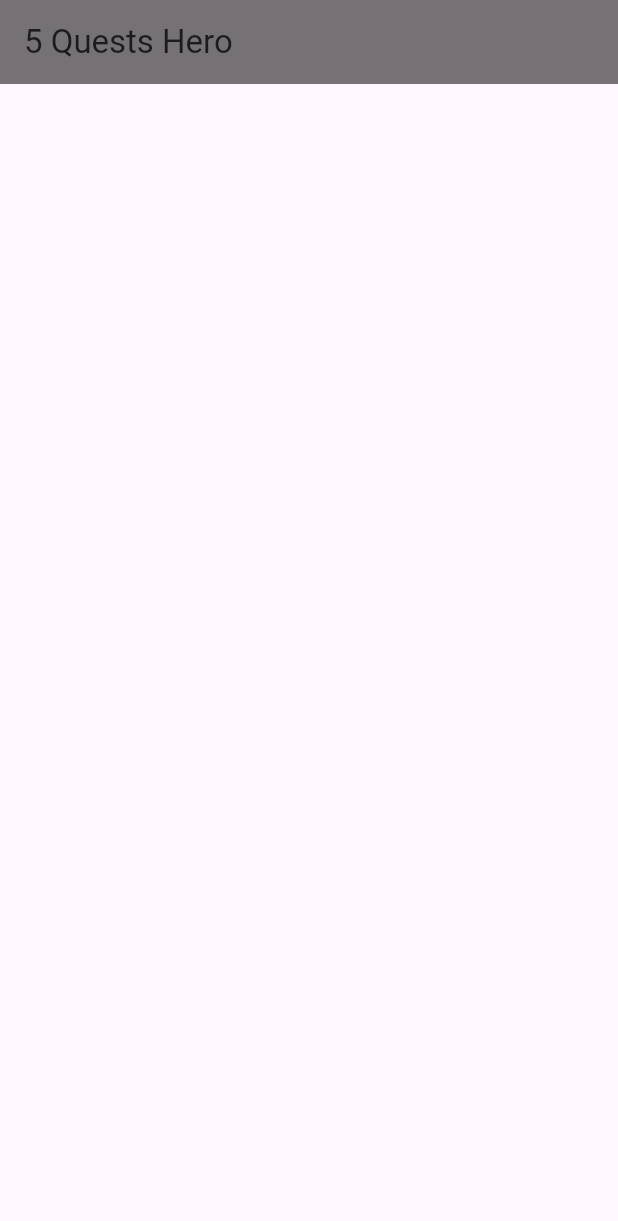
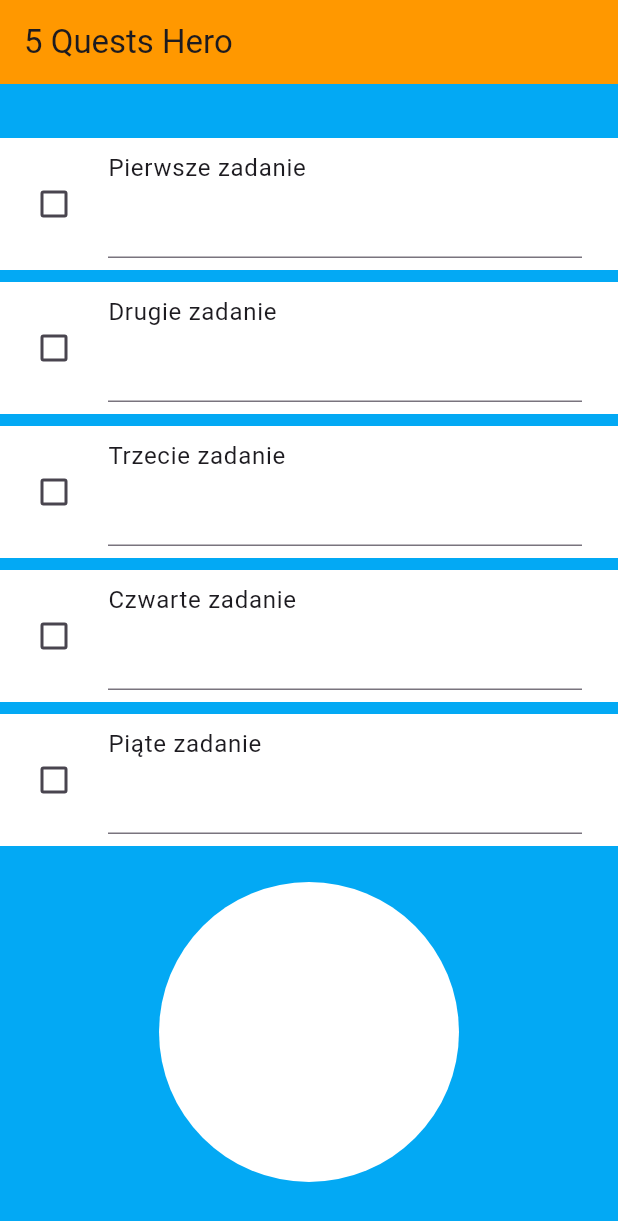
Before and after one commit to Maciej-6/five_quests, a Flutter app: the screen it shows after launch, on a phone screen of 412 x 824 dp. Shown: the top 1221 px of the screen. Run offline on Flutter 3.47's test engine with Material 3 defaults, Android fonts, the light colour scheme and no system bars.

Commit message:
first layout

```diff
--- a/lib/main.dart
+++ b/lib/main.dart
@@ -25,22 +25,118 @@ class MyHomePage extends StatefulWidget {
 }
 
 class _MyHomePageState extends State<MyHomePage> {
-  bool isChecked = false;
+  bool? firstQuest = false;
+  bool? secondQuest = false;
+  bool? thirdQuest = false;
+  bool? fourthQuest = false;
+  bool? fifthQuest = false;
+
   // bool checkBoxValue1 = false;
 
   @override
   Widget build(BuildContext context) {
     return Scaffold(
       appBar: AppBar(
-        backgroundColor: Colors.black54,
+        backgroundColor: Colors.orange,
         title: Text(widget.title),
       ),
+      backgroundColor: Colors.lightBlue,
       body: Center(
         child: Column(
           mainAxisAlignment: MainAxisAlignment.center,
-          children: <Widget>[
-            Row(
-              children: [],
+          children: [
+            CheckboxListTile(
+              title: Text("Pierwsze zadanie"),
+              subtitle: Container(
+                child: TextField(),
+              ),
+              value: firstQuest,
+              onChanged: (bool? value) {
+                setState(() {
+                  firstQuest = value;
+                });
+              },
+              activeColor: Colors.orange,
+              checkColor: Colors.white,
+              controlAffinity: ListTileControlAffinity.leading,
+              tileColor: Colors.white,
+            ),
+            const SizedBox(height: 8),
+            CheckboxListTile(
+              title: Text("Drugie zadanie"),
+              subtitle: Container(
+                child: TextField(),
+              ),
+              value: secondQuest,
+              onChanged: (bool? value) {
+                setState(() {
+                  secondQuest = value;
+                });
+              },
+              activeColor: Colors.orange,
+              checkColor: Colors.white,
+              controlAffinity: ListTileControlAffinity.leading,
+              tileColor: Colors.white,
+            ),
+            const SizedBox(height: 8),
+            CheckboxListTile(
+              title: Text("Trzecie zadanie"),
+              subtitle: Container(
+                child: TextField(),
+              ),
+              value: thirdQuest,
+              onChanged: (bool? value) {
+                setState(() {
+                  thirdQuest = value;
+                });
+              },
+              activeColor: Colors.orange,
+              checkColor: Colors.white,
+              controlAffinity: ListTileControlAffinity.leading,
+              tileColor: Colors.white,
+            ),
+            const SizedBox(height: 8),
+            CheckboxListTile(
+              title: Text("Czwarte zadanie"),
+              subtitle: Container(
+                child: TextField(),
+              ),
+              value: fourthQuest,
+              onChanged: (bool? value) {
+                setState(() {
+                  fourthQuest = value;
+                });
+              },
+              activeColor: Colors.orange,
+              checkColor: Colors.white,
+              controlAffinity: ListTileControlAffinity.leading,
+              tileColor: Colors.white,
+            ),
+            const SizedBox(height: 8),
+            CheckboxListTile(
+              title: Text("Piąte zadanie"),
+              subtitle: Container(
+                child: TextField(),
+              ),
+              value: fifthQuest,
+              onChanged: (bool? value) {
+                setState(() {
+                  fifthQuest = value;
+                });
+              },
+              activeColor: Colors.orange,
+              checkColor: Colors.white,
+              controlAffinity: ListTileControlAffinity.leading,
+              tileColor: Colors.white,
+            ),
+            const SizedBox(height: 24),
+            Container(
+              width: 200.0,
+              height: 200.0,
+              decoration: BoxDecoration(
+                shape: BoxShape.circle,
+                color: Colors.white,
+              ),
             ),
           ],
         ),
```
